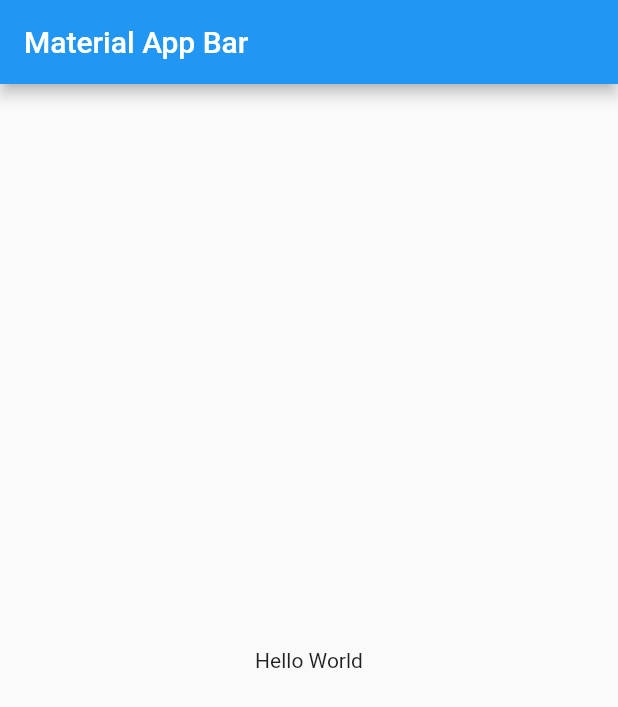
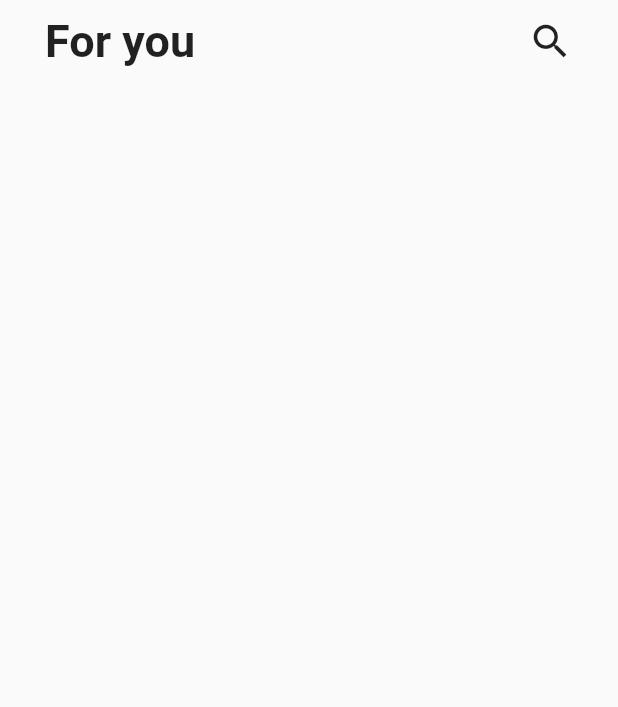
Before and after one commit to IDaMariusI/ShoeApp, a Flutter app: the screen it shows after launch, on a phone screen of 412 x 824 dp. Shown: the top 707 px of the screen. Run offline on Flutter 3.47's test engine with Material 2 defaults, Android fonts, the phone set to English and light mode, and no system bars.

Commit message:
156. Pantalla inical, customAppBar y exportaciones

```diff
--- a/lib/main.dart
+++ b/lib/main.dart
@@ -1,4 +1,6 @@
 import 'package:flutter/material.dart';
+
+import 'package:shoesapp/src/pages/pages.dart';
 
 void main() => runApp(const MyApp());
 
@@ -7,17 +9,10 @@ class MyApp extends StatelessWidget {
 
   @override
   Widget build(BuildContext context) {
-    return MaterialApp(
+    return const MaterialApp(
       debugShowCheckedModeBanner: false,
       title: 'ShoesApp',
-      home: Scaffold(
-        appBar: AppBar(
-          title: const Text('Material App Bar'),
-        ),
-        body: const Center(
-          child: Text('Hello World'),
-        ),
-      ),
+      home: ShoePage(),
     );
   }
 }
--- /dev/null
+++ b/lib/src/pages/pages.dart
@@ -0,0 +1 @@
+export 'package:shoesapp/src/pages/shoe_page.dart';
--- /dev/null
+++ b/lib/src/pages/shoe_page.dart
@@ -0,0 +1,16 @@
+import 'package:flutter/material.dart';
+
+import 'package:shoesapp/src/widgets/widgets.dart';
+
+class ShoePage extends StatelessWidget {
+  const ShoePage({super.key});
+
+  @override
+  Widget build(BuildContext context) {
+    return const Scaffold(
+      body: CustomAppBar(
+        text: 'For you',
+      ),
+    );
+  }
+}
--- /dev/null
+++ b/lib/src/widgets/custom_appbar.dart
@@ -0,0 +1,36 @@
+import 'package:flutter/material.dart';
+
+class CustomAppBar extends StatelessWidget {
+  const CustomAppBar({super.key, required this.text});
+
+  final String text;
+
+  @override
+  Widget build(BuildContext context) {
+    return SafeArea(
+      top: true,
+      bottom: false,
+      child: Padding(
+        padding: const EdgeInsets.symmetric(horizontal: 30),
+        child: Container(
+          margin: const EdgeInsets.only(top: 10),
+          width: double.infinity,
+          child: Row(
+            children: <Widget>[
+              Text(
+                text,
+                style:
+                    const TextStyle(fontSize: 30, fontWeight: FontWeight.w700),
+              ),
+              const Spacer(),
+              const Icon(
+                Icons.search,
+                size: 30,
+              ),
+            ],
+          ),
+        ),
+      ),
+    );
+  }
+}
--- /dev/null
+++ b/lib/src/widgets/widgets.dart
@@ -0,0 +1 @@
+export 'package:shoesapp/src/widgets/custom_appbar.dart';
```
Also changed, not shown: lib/src/helpers/helpers.dart (added), lib/src/models/models.dart (added).
